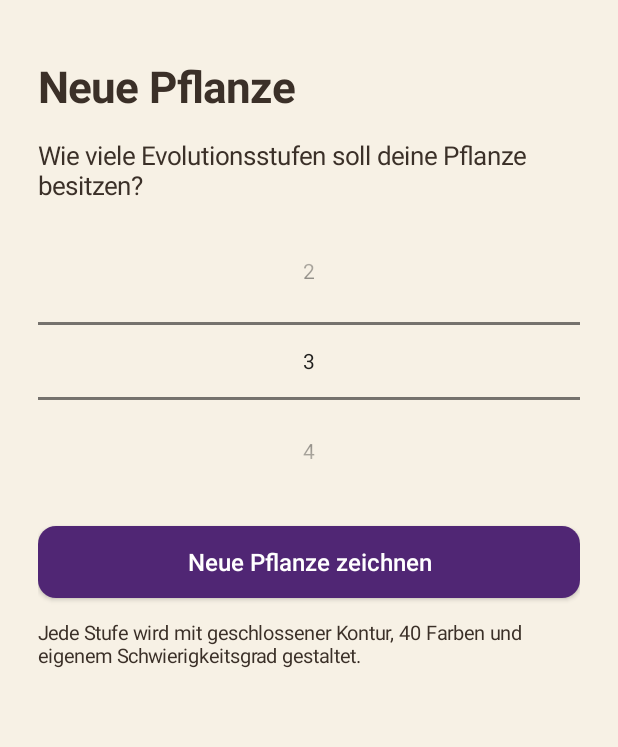
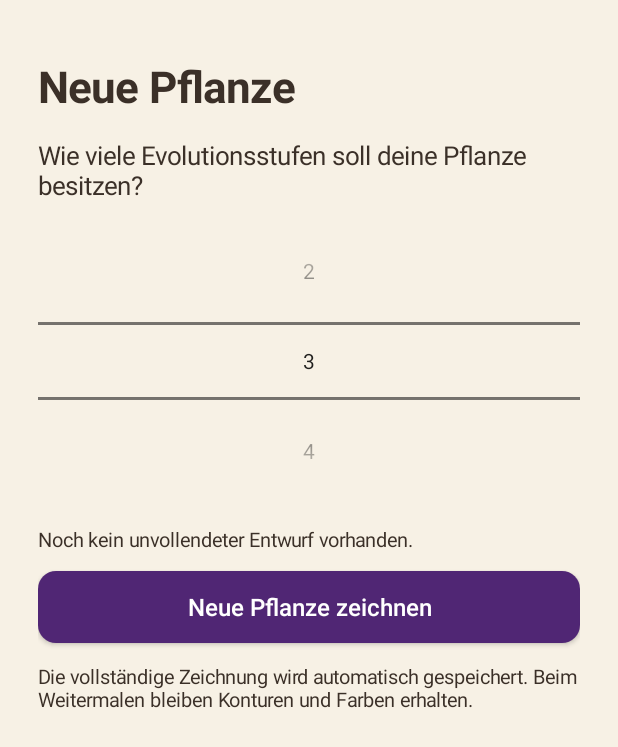
Before and after one commit to shayohekmat-wq/Zimt-Lab-1, an Android app: the StageSetupActivity screen opened directly, with no data from a screen before it, on a phone screen of 412 x 824 dp. Shown: the top 747 px of the screen. Run offline under Robolectric (Android 15) with nearby library versions, the phone set to English and light mode, and no system bars.

Commit message:
perf: load and clear saved drafts off UI thread in stage wizard

```diff
--- a/app/src/main/java/de/naehe/gartenkueche/StageSetupActivity.java
+++ b/app/src/main/java/de/naehe/gartenkueche/StageSetupActivity.java
@@ -5,63 +5,81 @@ import android.app.AlertDialog;
 import android.content.Intent;
 import android.os.Bundle;
 import android.view.Gravity;
+import android.view.View;
 import android.widget.Button;
 import android.widget.LinearLayout;
 import android.widget.NumberPicker;
 import android.widget.ScrollView;
 import android.widget.TextView;
 
+/** Stage selector; the draft is inspected and cleared only on the I/O worker. */
 public class StageSetupActivity extends Activity {
     private PlantStore store;
+    private boolean hasDraft;
     @Override public void onCreate(Bundle state) {
         super.onCreate(state);
-        store = new PlantStore(this);
-        ScrollView scroll = new ScrollView(this);
+        store=new PlantStore(getApplicationContext());
+        ScrollView scroll=new ScrollView(this);
         scroll.setBackgroundColor(Ui.BACKGROUND);
-        LinearLayout page = Ui.column(this);
+        LinearLayout page=Ui.column(this);
         page.setGravity(Gravity.CENTER_HORIZONTAL);
-        page.setPadding(Ui.dp(this, 25), Ui.dp(this, 38), Ui.dp(this, 25), Ui.dp(this, 30));
+        page.setPadding(Ui.dp(this,25),Ui.dp(this,38),Ui.dp(this,25),Ui.dp(this,30));
         scroll.addView(page);
-        Ui.add(page, Ui.text(this, "Neue Pflanze", 29, true), 15);
-        Ui.add(page, Ui.text(this, "Wie viele Evolutionsstufen soll deine Pflanze besitzen?", 17, false), 16);
-        NumberPicker stages = new NumberPicker(this);
-        stages.setMinValue(1);
-        stages.setMaxValue(10);
-        stages.setValue(3);
+        Ui.add(page,Ui.text(this,"Neue Pflanze",29,true),15);
+        Ui.add(page,Ui.text(this,"Wie viele Evolutionsstufen soll deine Pflanze besitzen?",17,false),16);
+        NumberPicker stages=new NumberPicker(this);
+        stages.setMinValue(1);stages.setMaxValue(10);stages.setValue(3);
         stages.setWrapSelectorWheel(false);
-        Ui.add(page, stages, 20);
-        PlantStore.Draft draft = store.loadDraft();
-        if (draft != null) {
-            Ui.add(page, Ui.text(this, "Ein unvollendeter Entwurf mit " + draft.requestedCount
-                + " geplanten Stufen ist gespeichert.", 14, false), 10);
-            Button continueButton = Ui.button(this, "Gespeicherten Entwurf fortsetzen");
-            continueButton.setOnClickListener(v -> openEditor(0, true));
-            Ui.add(page, continueButton, 18);
-        }
-        Button start = Ui.button(this, "Neue Pflanze zeichnen");
-        start.setOnClickListener(v -> {
-            if (store.loadDraft() != null) {
+        Ui.add(page,stages,20);
+
+        TextView draftInfo=Ui.text(this,"Gespeicherter Entwurf wird geprüft …",13,false);
+        Ui.add(page,draftInfo,12);
+        Button resume=Ui.button(this,"Gespeicherten Entwurf fortsetzen");
+        resume.setVisibility(View.GONE);
+        resume.setOnClickListener(v->openEditor(0,true));
+        Ui.add(page,resume,15);
+        Button create=Ui.button(this,"Neue Pflanze zeichnen");
+        create.setEnabled(false);
+        create.setOnClickListener(v->{
+            if(hasDraft){
                 new AlertDialog.Builder(this)
                     .setTitle("Bisherigen Entwurf ersetzen?")
-                    .setMessage("Der gespeicherte unvollendete Entwurf wird gelöscht. Bereits fertiggestellte Pflanzen bleiben erhalten.")
-                    .setNegativeButton("Abbrechen", null)
-                    .setPositiveButton("Neue Pflanze beginnen", (dlg,which) -> {
-                        store.clearDraft();
-                        openEditor(stages.getValue(), false);
+                    .setMessage("Der bisherige unvollendete Entwurf wird gelöscht. Fertige Pflanzen bleiben erhalten.")
+                    .setNegativeButton("Abbrechen",null)
+                    .setPositiveButton("Neue Pflanze beginnen",(dialog,which)->{
+                        create.setEnabled(false);
+                        AppIo.execute(()->{
+                            store.clearDraft();
+                            AppIo.onMain(()->{
+                                if(!isFinishing() && !isDestroyed())openEditor(stages.getValue(),false);
+                            });
+                        });
                     }).show();
-            } else openEditor(stages.getValue(), false);
+            }else openEditor(stages.getValue(),false);
         });
-        Ui.add(page, start, 14);
-        Ui.add(page, Ui.text(this,
-            "Jede Stufe wird mit geschlossener Kontur, 40 Farben und eigenem Schwierigkeitsgrad gestaltet.",
-            13, false), 0);
+        Ui.add(page,create,13);
+        Ui.add(page,Ui.text(this,
+            "Die vollständige Zeichnung wird automatisch gespeichert. Beim Weitermalen bleiben Konturen und Farben erhalten.",
+            13,false),0);
         setContentView(scroll);
+
+        AppIo.execute(()->{
+            PlantStore.Draft saved=store.loadDraft();
+            AppIo.onMain(()->{
+                if(isFinishing() || isDestroyed())return;
+                hasDraft=saved!=null;
+                draftInfo.setText(hasDraft
+                    ? "Unvollendeter Entwurf mit "+saved.requestedCount+" geplanten Evolutionsstufen vorhanden."
+                    : "Noch kein unvollendeter Entwurf vorhanden.");
+                resume.setVisibility(hasDraft?View.VISIBLE:View.GONE);
+                create.setEnabled(true);
+            });
+        });
     }
-    private void openEditor(int stageCount, boolean resume) {
-        Intent intent = new Intent(this, EditorActivity.class);
-        intent.putExtra("stage_count", stageCount);
-        intent.putExtra("resume_draft", resume);
-        startActivity(intent);
-        finish();
+    private void openEditor(int stageCount,boolean resume){
+        Intent intent=new Intent(this,EditorActivity.class);
+        intent.putExtra("stage_count",stageCount);
+        intent.putExtra("resume_draft",resume);
+        startActivity(intent);finish();
     }
 }
```
